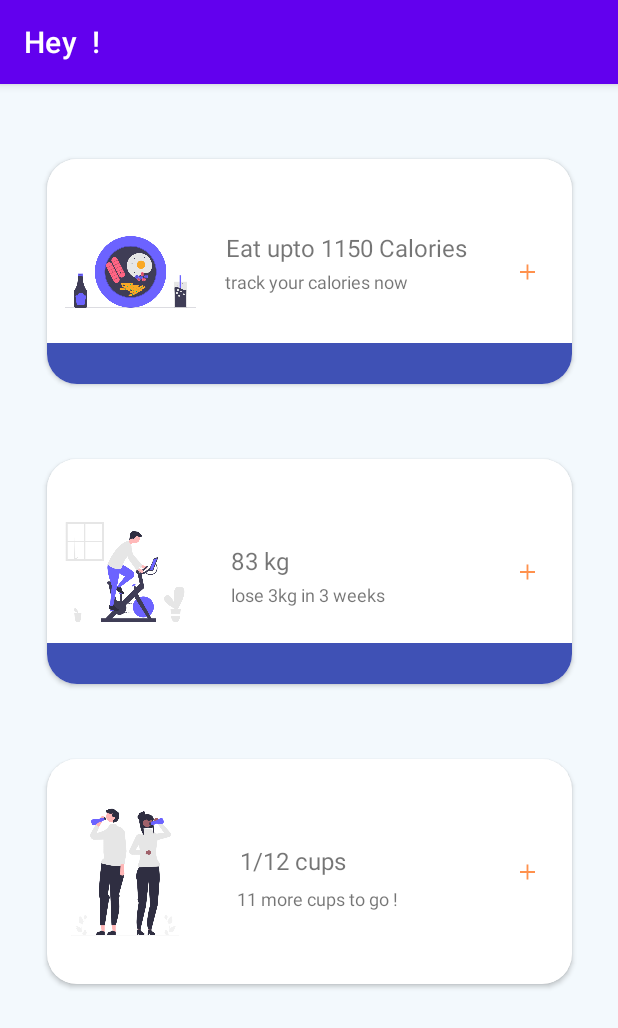
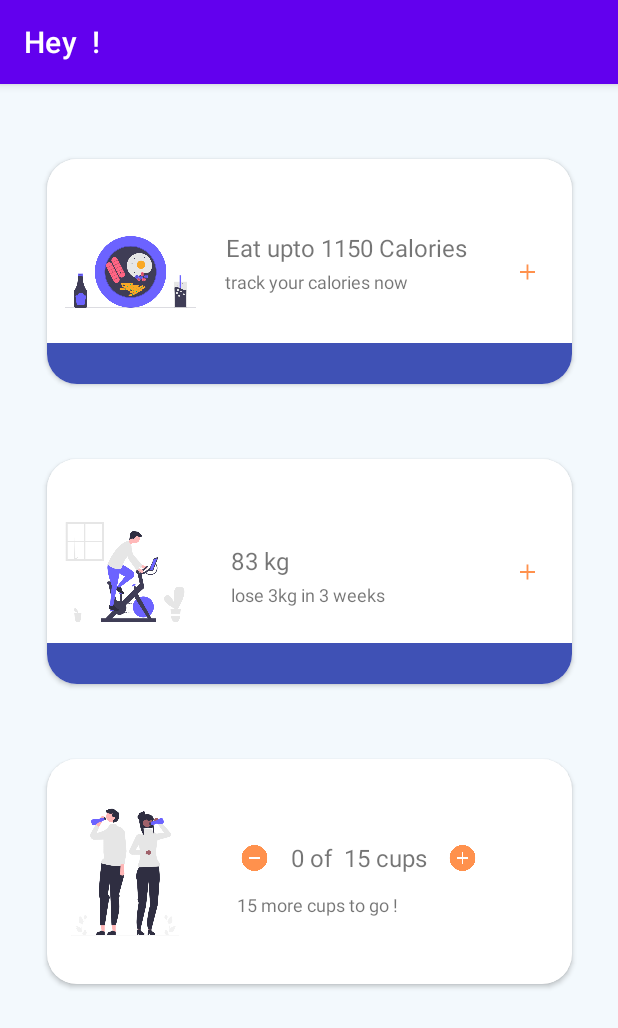
Before and after one commit to ashleshshenoy/mini-project-android, an Android app: the Home screen opened directly, with no data from a screen before it, on a phone screen of 412 x 824 dp. Shown: the top 1028 px of the screen. Run offline under Robolectric (Android 15) with nearby library versions, the phone set to English and light mode, and no system bars.

Commit message:
final but one

```diff
--- a/app/src/main/java/com/example/nutrition/Home.java
+++ b/app/src/main/java/com/example/nutrition/Home.java
@@ -15,9 +15,20 @@ import android.os.Build;
 import android.os.Bundle;
 import android.text.Layout;
 import android.view.View;
+import android.widget.ImageView;
+import android.widget.TextView;
 import android.widget.Toast;
 
+import java.text.SimpleDateFormat;
+import java.util.Date;
+
 public class Home extends AppCompatActivity {
+
+
+    ImageView waterIncrementButton, waterDecrementButton;
+    TextView waterStatus, waterDetailedStatus;
+
+    int waterIntake=15;
 
     @SuppressLint("MissingInflatedId")
     @Override
@@ -26,24 +37,40 @@ public class Home extends AppCompatActivity {
         // Define ActionBar object
         ActionBar actionBar;
         actionBar = getSupportActionBar();
-
-        // Define ColorDrawable object and parse color
-        // using parseColor method
-        // with color hash code as it
-        //s parameter
         SharedPreferences sh = getSharedPreferences("UserDetails", MODE_PRIVATE);
         actionBar.setTitle("Hey " + sh.getString("username", "").toString() + " !");
+        setContentView(R.layout.activity_home);
+        SharedPreferences waterSp = getSharedPreferences("WaterLog", MODE_PRIVATE);
+        SharedPreferences.Editor waterEdit  = waterSp.edit();
+        waterDecrementButton = (ImageView) findViewById(R.id.waterDecrementButton);
+        waterIncrementButton = (ImageView)findViewById(R.id.waterIncrementButton);
+        waterStatus = (TextView)findViewById(R.id.waterStatus);
+        waterDetailedStatus = (TextView) findViewById(R.id.waterDetailedStatus);
+        View calorieTile = (View) findViewById(R.id.calorieTile);
+        View weightTile = (View) findViewById(R.id.weightTile);
 
-        setContentView(R.layout.activity_home);
+
+        SimpleDateFormat sdf = new SimpleDateFormat("dd/MM/yyyy");
+
+
+        String date = sdf.format(new Date());
+        Toast.makeText(this, "" + waterSp.getInt(date,17), Toast.LENGTH_SHORT).show();
+        waterIntake = waterSp.getInt(date,0);
 
 
 
 
+        if(waterIntake == 15) waterIncrementButton.setEnabled(false);
+        if(waterIntake == 0 ) waterDecrementButton.setEnabled(false);
+        waterStatus.setText(waterIntake + " of " + " 15 cups");
+        if(waterIntake == 15)
+            waterDetailedStatus.setText("Well done! be hydrated everyday");
+        else
+            waterDetailedStatus.setText( 15 - waterIntake + " more cups to go !");
 
-        View calorieTile = (View) findViewById(R.id.calorieTile);
-         View weightTile = (View) findViewById(R.id.weightTile);
 
-         calorieTile.setOnClickListener(new View.OnClickListener() {
+
+        calorieTile.setOnClickListener(new View.OnClickListener() {
              @Override
              public void onClick(View view) {
                  Intent in = new Intent(Home.this, calorie.class);
@@ -51,15 +78,45 @@ public class Home extends AppCompatActivity {
              }
          });
 
-         weightTile.setOnClickListener(new View.OnClickListener() {
+        weightTile.setOnClickListener(new View.OnClickListener() {
              @Override
              public void onClick(View view) {
                  Intent in = new Intent(Home.this, weight.class);
                  startActivity(in);
              }
+        });
+
+
+        waterDecrementButton.setOnClickListener(new View.OnClickListener() {
+             @Override
+             public void onClick(View view) {
+                waterIntake -=1;
+                 if(waterIntake == 0 ) waterDecrementButton.setEnabled(false);
+                 if(waterIntake == 14) waterIncrementButton.setEnabled(true);
+                 waterStatus.setText(waterIntake + " of " + " 15 cups");
+                waterDetailedStatus.setText( 15 - waterIntake + " more cups to go !");
+                waterEdit.putInt(sdf.format(new Date()), waterIntake);
+                waterEdit.commit();
+             }
          });
 
 
+        waterIncrementButton.setOnClickListener(new View.OnClickListener() {
+             @Override
+             public void onClick(View view) {
+                 waterIntake +=1;
+                 waterStatus.setText(waterIntake + " of " + " 15 cups");
+                 if(waterIntake == 15)
+                     waterDetailedStatus.setText("Well done! be hydrated everyday");
+                 else
+                     waterDetailedStatus.setText( 15 - waterIntake + " more cups to go !");
+                 if(waterIntake == 15) waterIncrementButton.setEnabled(false);
+                 if(waterIntake == 1) waterDecrementButton.setEnabled(true);
+                 waterEdit.putInt(sdf.format(new Date()), waterIntake);
+                 waterEdit.commit();
+
+             }
+        });
 
 
 
--- a/app/src/main/res/layout/activity_add_weight_log.xml
+++ b/app/src/main/res/layout/activity_add_weight_log.xml
@@ -41,7 +41,7 @@
             android:layout_weight="1"
             android:backgroundTint="#FFFFFF"
             android:scaleType="fitCenter"
-            app:srcCompat="@drawable/floaticon" />
+            app:srcCompat="@drawable/minus_purple" />
 
         <EditText
             android:id="@+id/weightLogInput"
--- a/app/src/main/res/layout/activity_home.xml
+++ b/app/src/main/res/layout/activity_home.xml
@@ -139,41 +139,57 @@
                 app:srcCompat="@drawable/drink" />
 
             <TextView
-                android:id="@+id/totalDailyCalorieHolder"
+                android:id="@+id/waterStatus"
                 android:layout_width="wrap_content"
                 android:layout_height="wrap_content"
-                android:text="1/12 cups"
+                android:paddingLeft="10dp"
+                android:paddingRight="10dp"
+                android:text="0 of 15  Cups"
                 android:textSize="16sp"
                 app:layout_constraintBottom_toBottomOf="parent"
                 app:layout_constraintEnd_toEndOf="parent"
-                app:layout_constraintHorizontal_bias="0.46"
+                app:layout_constraintHorizontal_bias="0.638"
                 app:layout_constraintStart_toStartOf="parent"
                 app:layout_constraintTop_toTopOf="parent"
-                app:layout_constraintVertical_bias="0.442" />
+                app:layout_constraintVertical_bias="0.426" />
 
             <TextView
-                android:id="@+id/textView10"
+                android:id="@+id/waterDetailedStatus"
                 android:layout_width="143dp"
                 android:layout_height="17dp"
-                android:text="11 more cups to go !"
+                android:text="15 more cups to go !"
                 android:textSize="12sp"
                 app:layout_constraintBottom_toBottomOf="parent"
                 app:layout_constraintEnd_toEndOf="parent"
                 app:layout_constraintHorizontal_bias="0.613"
                 app:layout_constraintStart_toStartOf="parent"
                 app:layout_constraintTop_toTopOf="parent"
-                app:layout_constraintVertical_bias="0.639" />
+                app:layout_constraintVertical_bias="0.669" />
 
             <ImageView
-                android:id="@+id/analyticsBtn"
+                android:id="@+id/waterIncrementButton"
+                android:layout_width="23dp"
+                android:layout_height="20dp"
+                android:foregroundGravity="center"
+                app:layout_constraintBottom_toBottomOf="parent"
+                app:layout_constraintEnd_toEndOf="parent"
+                app:layout_constraintHorizontal_bias="0.813"
+                app:layout_constraintStart_toStartOf="parent"
+                app:layout_constraintTop_toTopOf="parent"
+                app:layout_constraintVertical_bias="0.43"
+                app:srcCompat="@drawable/roundedplusicon" />
+
+            <ImageView
+                android:id="@+id/waterDecrementButton"
                 android:layout_width="23dp"
                 android:layout_height="20dp"
                 app:layout_constraintBottom_toBottomOf="parent"
                 app:layout_constraintEnd_toEndOf="parent"
-                app:layout_constraintHorizontal_bias="0.945"
+                app:layout_constraintHorizontal_bias="0.388"
                 app:layout_constraintStart_toStartOf="parent"
                 app:layout_constraintTop_toTopOf="parent"
-                app:srcCompat="@drawable/plusicon" />
+                app:layout_constraintVertical_bias="0.43"
+                app:srcCompat="@drawable/minus_icon" />
         </androidx.constraintlayout.widget.ConstraintLayout>
     </androidx.cardview.widget.CardView>
 
--- a/app/src/main/res/layout/fragment_barchart_analysis.xml
+++ b/app/src/main/res/layout/fragment_barchart_analysis.xml
@@ -22,7 +22,7 @@
             android:textSize="16sp" />
 
         <LinearLayout
-            android:layout_width="325dp"
+            android:layout_width="match_parent"
             android:layout_height="51dp"
             android:layout_marginTop="30dp"
             android:orientation="horizontal">
```
Also changed, not shown: app/src/main/java/com/example/nutrition/barchartAnalysis.java (+38 -3 lines), app/src/main/res/drawable/minus_icon.png (added), app/src/main/res/drawable/minus_purple.png (added).
